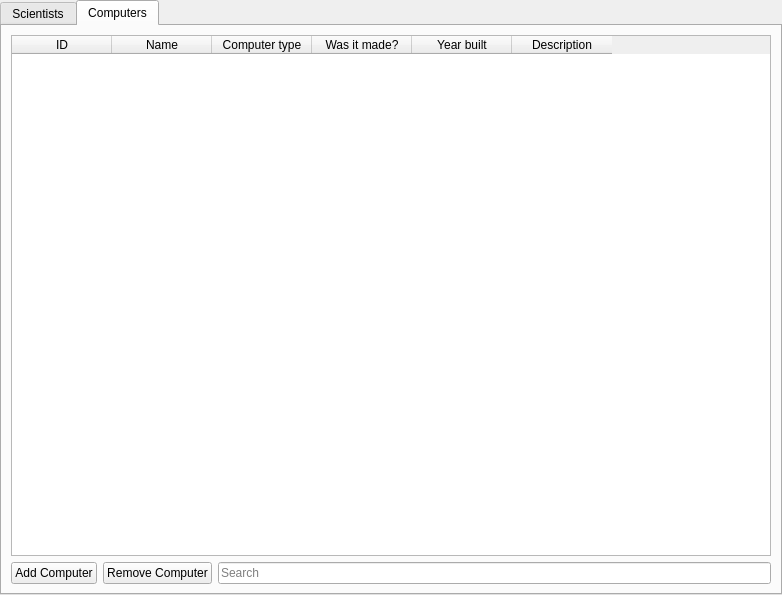
This is Verklegt2014/mainwindow.ui in Tagl/Verklegt2014 as Qt 5 draws it before an edit. The edited form follows.
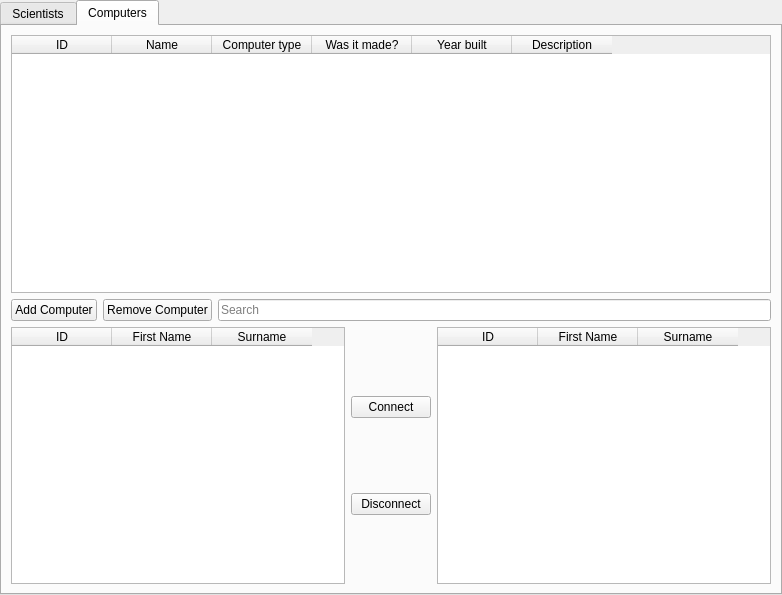
This is the edited form. The open tabs and pages were chosen to show the change.

Patch:
```diff
--- a/Verklegt2014/mainwindow.ui
+++ b/Verklegt2014/mainwindow.ui
@@ -220,6 +220,66 @@
           </item>
          </layout>
         </item>
+        <item>
+         <layout class="QHBoxLayout" name="horizontalLayout_3">
+          <item>
+           <widget class="QTableWidget" name="disconnectedScientists">
+            <column>
+             <property name="text">
+              <string>ID</string>
+             </property>
+            </column>
+            <column>
+             <property name="text">
+              <string>First Name</string>
+             </property>
+            </column>
+            <column>
+             <property name="text">
+              <string>Surname</string>
+             </property>
+            </column>
+           </widget>
+          </item>
+          <item>
+           <layout class="QVBoxLayout" name="verticalLayout">
+            <item>
+             <widget class="QPushButton" name="connectScientist">
+              <property name="text">
+               <string>Connect</string>
+              </property>
+             </widget>
+            </item>
+            <item>
+             <widget class="QPushButton" name="disconnectScientist">
+              <property name="text">
+               <string>Disconnect</string>
+              </property>
+             </widget>
+            </item>
+           </layout>
+          </item>
+          <item>
+           <widget class="QTableWidget" name="connectedScientists">
+            <column>
+             <property name="text">
+              <string>ID</string>
+             </property>
+            </column>
+            <column>
+             <property name="text">
+              <string>First Name</string>
+             </property>
+            </column>
+            <column>
+             <property name="text">
+              <string>Surname</string>
+             </property>
+            </column>
+           </widget>
+          </item>
+         </layout>
+        </item>
        </layout>
       </widget>
      </widget>
```
Left out of the diff: 2 changed lines with no effect on the pictures.
